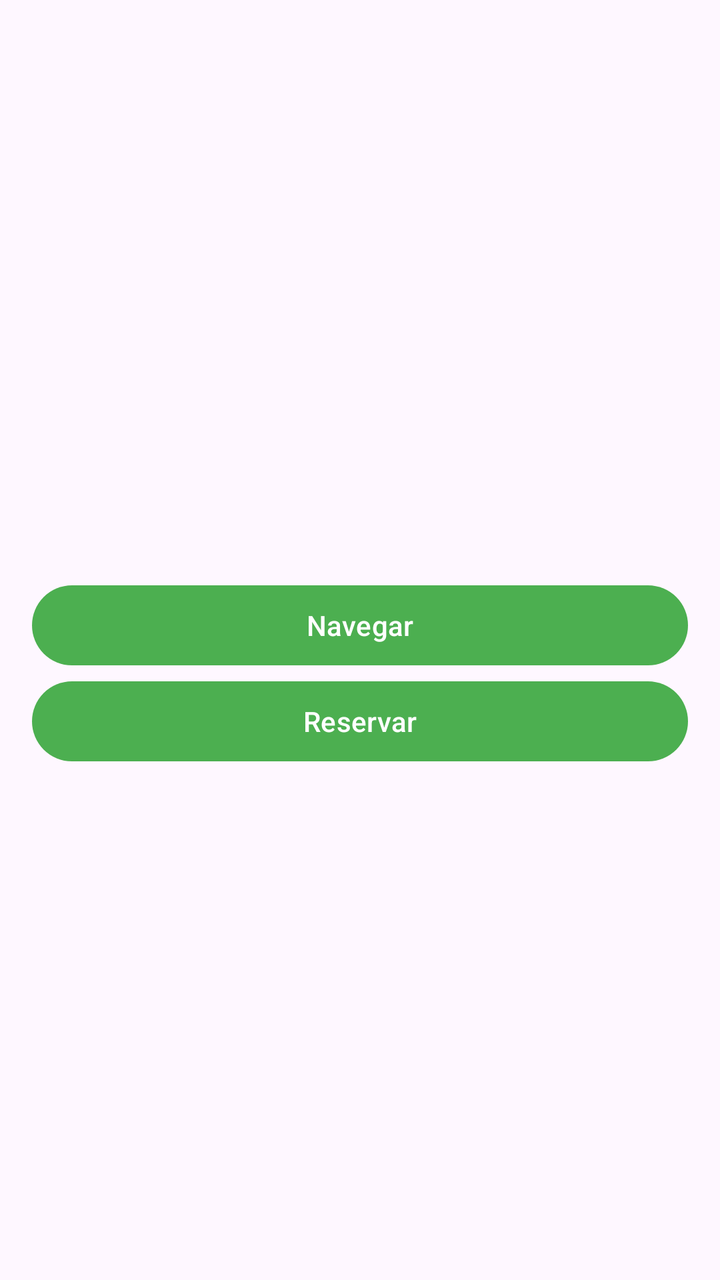
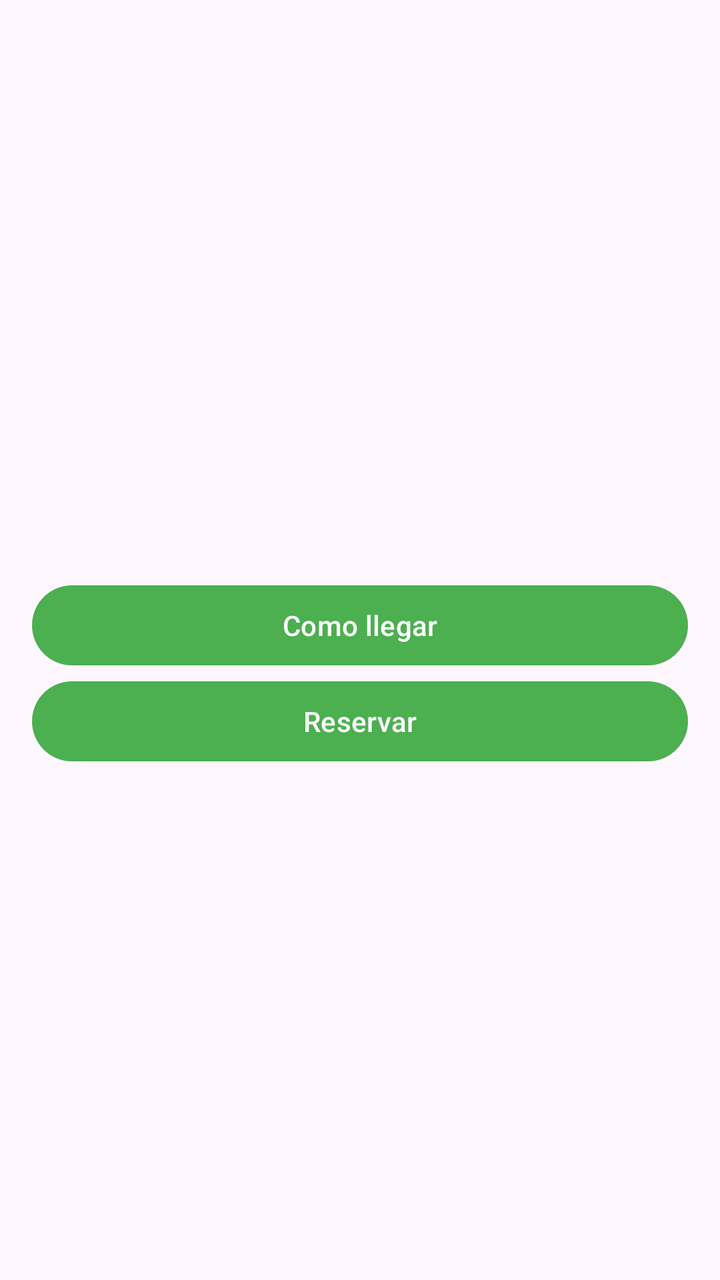

The first picture is an Android layout as it rendered before a commit; the second is the same layout after the commit. The layout source and the unified diff follow.
<!-- AndroidManifest.xml: application theme Theme.HuertoCero -->
<!-- res/layout/activity_detail.xml -->
<?xml version="1.0" encoding="utf-8"?>
<ScrollView xmlns:android="http://schemas.android.com/apk/res/android"
    android:layout_width="match_parent"
    android:layout_height="match_parent">

    <LinearLayout
        android:orientation="vertical"
        android:padding="16dp"
        android:layout_width="match_parent"
        android:layout_height="wrap_content">

        <ImageView
            android:id="@+id/imgProduct"
            android:layout_width="match_parent"
            android:layout_height="200dp"/>

        <TextView
            android:id="@+id/tvName"
            android:textSize="22sp"
            android:textStyle="bold"
            android:layout_width="wrap_content"
            android:layout_height="wrap_content"/>

        <TextView
            android:id="@+id/tvPrice"
            android:textSize="18sp"
            android:textColor="#4CAF50"
            android:layout_width="wrap_content"
            android:layout_height="wrap_content"/>

        <TextView
            android:id="@+id/tvDescription"
            android:layout_width="wrap_content"
            android:layout_height="wrap_content"/>

        <Button
            android:id="@+id/btnNavigate"
            android:text="Navegar"
            android:layout_width="match_parent"
            android:layout_height="wrap_content"/>

        <Button
            android:id="@+id/btnReserve"
            android:text="Reservar"
            android:layout_width="match_parent"
            android:layout_height="wrap_content"/>

    </LinearLayout>

</ScrollView>
<!-- resources referenced by this layout -->
<resources>
  <style name="Theme.HuertoCero" parent="Theme.Material3.DayNight.NoActionBar">
  
          <item name="colorPrimary">#4CAF50</item>
          <item name="colorOnPrimary">#FFFFFF</item>
  
          <item name="android:statusBarColor">?attr/colorPrimary</item>
  
      </style>
</resources>

<!-- the commit's change to res/layout/activity_detail.xml (unified diff, before → after) -->
@@ -35,13 +35,13 @@
 
         <Button
             android:id="@+id/btnNavigate"
-            android:text="Navegar"
+            android:text="@string/navigate"
             android:layout_width="match_parent"
             android:layout_height="wrap_content"/>
 
         <Button
             android:id="@+id/btnReserve"
-            android:text="Reservar"
+            android:text="@string/reserve"
             android:layout_width="match_parent"
             android:layout_height="wrap_content"/>
 
<!-- resource entries referenced after the edit -->
@@ -1,11 +1,15 @@
 <!-- resources referenced by this layout -->
 <resources>
-  <style name="Theme.HuertoCero" parent="Theme.Material3.DayNight.NoActionBar">
+  <string name="navigate">Como llegar</string>
+  <string name="reserve">Reservar</string>
+  <style name="Theme.HuertoCero" parent="Theme.Material3.Light.NoActionBar">
   
           <item name="colorPrimary">#4CAF50</item>
           <item name="colorOnPrimary">#FFFFFF</item>
   
           <item name="android:statusBarColor">?attr/colorPrimary</item>
+          <item name="android:navigationBarColor">#F7FFF4</item>
+          <item name="android:windowLightStatusBar">true</item>
   
       </style>
 </resources>
